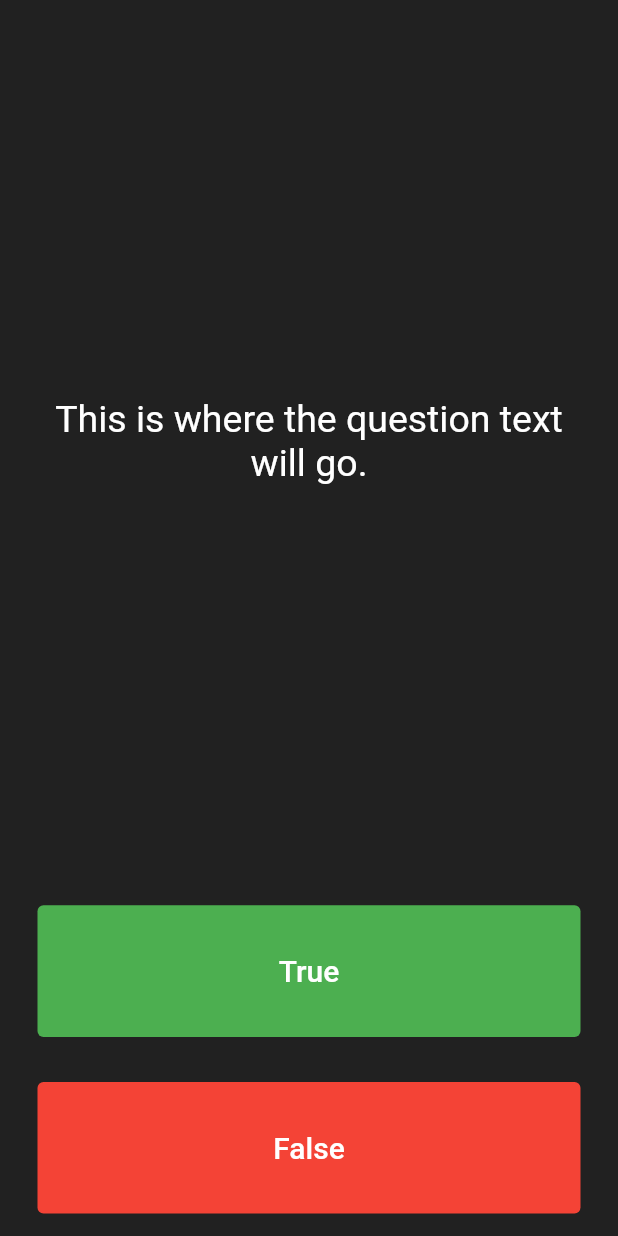
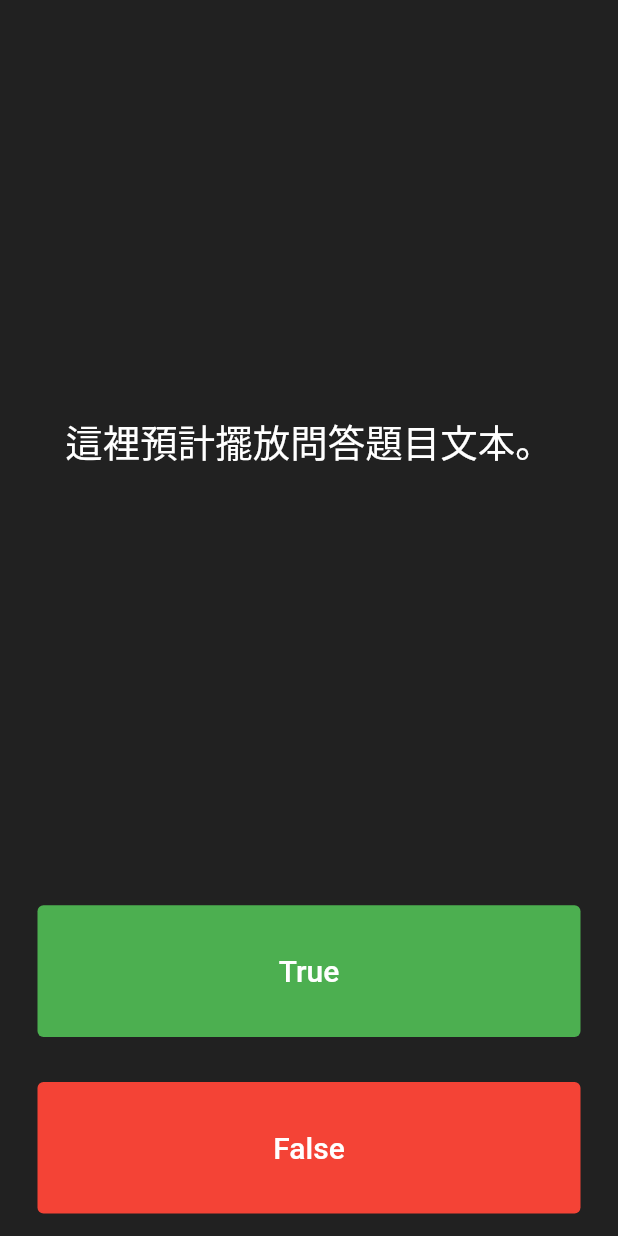
Before and after one commit to sylviakang/quizzler, a Flutter app: the screen it shows after launch, on a phone screen of 412 x 824 dp. Run offline on Flutter 3.47's test engine with Material 2 defaults, Android fonts, the phone set to English and light mode, and no system bars.

Commit message:
20220413

```diff
--- a/lib/main.dart
+++ b/lib/main.dart
@@ -1,8 +1,10 @@
 import 'package:flutter/material.dart';
 
-void main() => runApp(Quizzler());
+void main() => runApp(const Quizzler());
 
 class Quizzler extends StatelessWidget {
+  const Quizzler({Key? key}) : super(key: key);
+
   @override
   Widget build(BuildContext context) {
     return MaterialApp(
@@ -10,7 +12,7 @@ class Quizzler extends StatelessWidget {
         backgroundColor: Colors.grey.shade900,
         body: SafeArea(
           child: Padding(
-            padding: EdgeInsets.symmetric(horizontal: 10.0),
+            padding: const EdgeInsets.symmetric(horizontal: 10.0),
             child: QuizPage(),
           ),
         ),
@@ -31,13 +33,13 @@ class _QuizPageState extends State<QuizPage> {
       mainAxisAlignment: MainAxisAlignment.spaceBetween,
       crossAxisAlignment: CrossAxisAlignment.stretch,
       children: <Widget>[
-        Expanded(
+        const Expanded(
           flex: 5,
           child: Padding(
             padding: EdgeInsets.all(10.0),
             child: Center(
               child: Text(
-                'This is where the question text will go.',
+                '這裡預計擺放問答題目文本。',
                 textAlign: TextAlign.center,
                 style: TextStyle(
                   fontSize: 25.0,
@@ -49,12 +51,12 @@ class _QuizPageState extends State<QuizPage> {
         ),
         Expanded(
           child: Padding(
-            padding: EdgeInsets.all(15.0),
+            padding: const EdgeInsets.all(15.0),
             child: TextButton(
               style: ButtonStyle(
                 backgroundColor: MaterialStateProperty.all(Colors.green),
               ),
-              child: Text(
+              child: const Text(
                 'True',
                 style: TextStyle(
                   color: Colors.white,
@@ -69,16 +71,16 @@ class _QuizPageState extends State<QuizPage> {
         ),
         Expanded(
           child: Padding(
-            padding: EdgeInsets.all(15.0),
+            padding: const EdgeInsets.all(15.0),
             child: TextButton(
               style: ButtonStyle(
                 backgroundColor: MaterialStateProperty.all(Colors.red),
               ),
-              child: Text(
+              child: const Text(
                 'False',
                 style: TextStyle(
+                  fontSize: 20.0,
                   color: Colors.white,
-                  fontSize: 20.0,
                 ),
               ),
               onPressed: () {
@@ -94,7 +96,7 @@ class _QuizPageState extends State<QuizPage> {
 }
 
 /*
-question1: 'You can lead a cow down stairs but not up stairs.', false,
-question2: 'Approximately one quarter of human bones are in the feet.', true,
-question3: 'A slug\'s blood is green.', true,
+question1: '你可以帶牛下樓梯，但不能上樓梯。', false,
+question2: '人體骨骼大約四分之一都在腳部。', true,
+question3: '蛞蝓的血是綠色的。', true,
 */
```
Also changed, not shown: analysis_options.yaml (added, +29 -0 lines), pubspec.yaml (+15 -2 lines), pubspec.lock, 68 other files.
